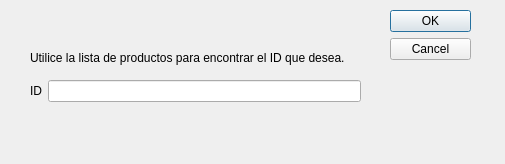
First picture: the form in Tarea4/Tienda/src/ui/formid.ui, repository dieg0rtiz/Tareas-Progra-2, before the edit.
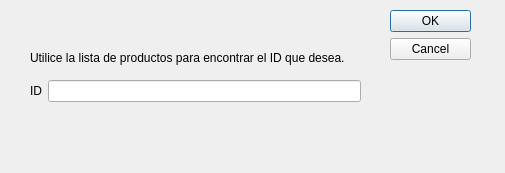
Second picture: the form after the edit.

The edit to the form file:
```diff
--- a/Tarea4/Tienda/src/ui/formid.ui
+++ b/Tarea4/Tienda/src/ui/formid.ui
@@ -7,7 +7,7 @@
     <x>0</x>
     <y>0</y>
     <width>505</width>
-    <height>164</height>
+    <height>173</height>
    </rect>
   </property>
   <property name="windowTitle">
```
